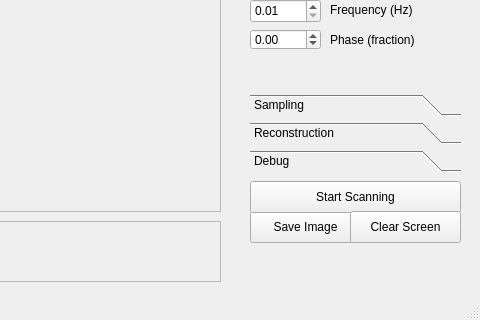
Before: the Qt Designer form ClientSide/ClientSide_Code/Testbench.ui in Eblanken/Prakash_AWESEM, drawn with Qt 5; both pictures show x 320 to 800 and y 278 to 598 of the 800 by 598 pixel window.
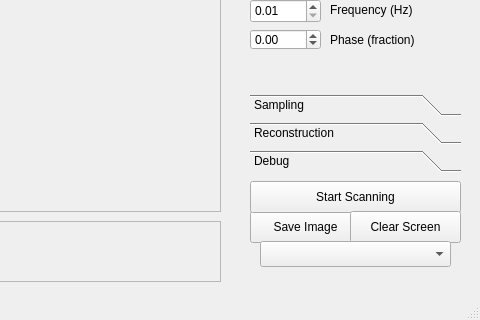
After: the same form once the commit is applied.

```diff
--- a/ClientSide/ClientSide_Code/Testbench.ui
+++ b/ClientSide/ClientSide_Code/Testbench.ui
@@ -691,6 +691,16 @@
      <string/>
     </property>
    </widget>
+   <widget class="QComboBox" name="Colormap_Combobox">
+    <property name="geometry">
+     <rect>
+      <x>580</x>
+      <y>500</y>
+      <width>191</width>
+      <height>26</height>
+     </rect>
+    </property>
+   </widget>
   </widget>
   <widget class="QStatusBar" name="statusbar"/>
   <widget class="QMenuBar" name="menubar">
```
Left out of the diff: 24 changed lines with no effect on the pictures.
